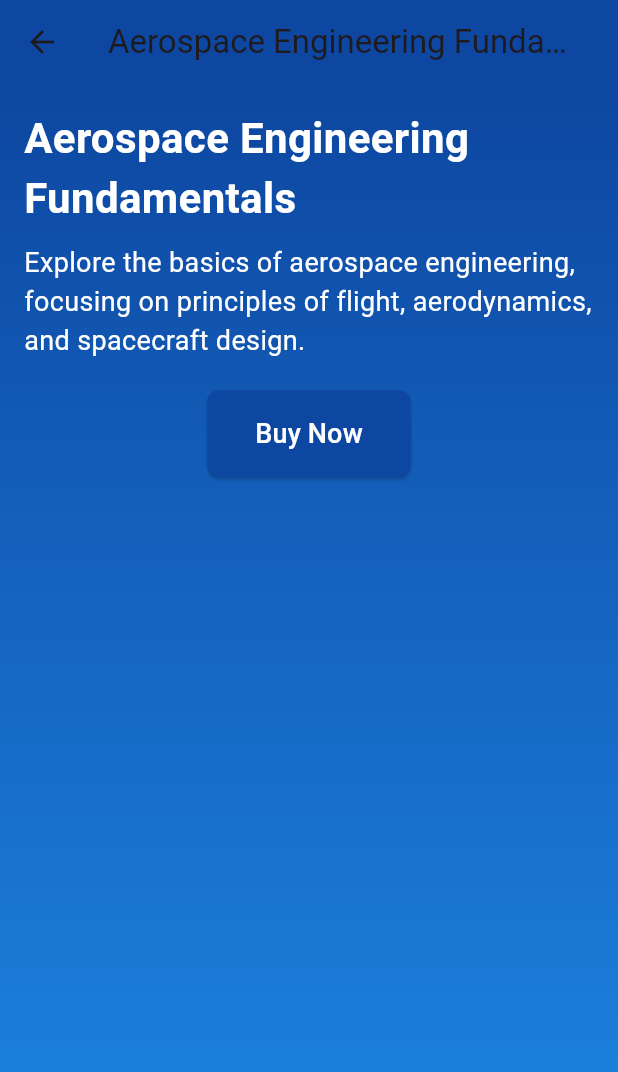
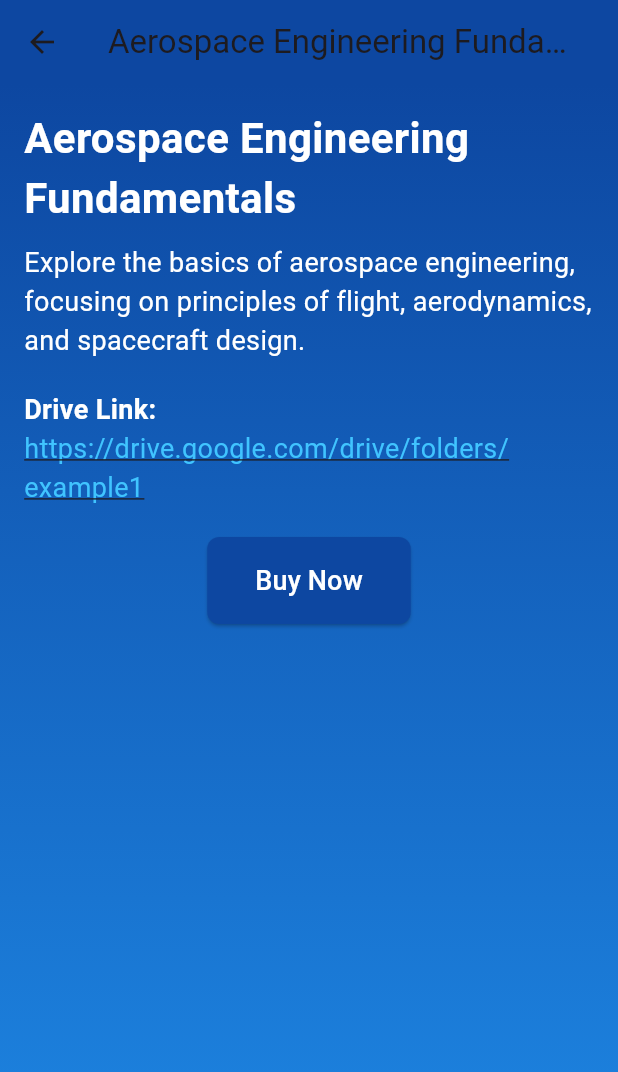
Before and after one commit to shanmugapriya-145/Vaayusastra, a Flutter app: the Catalog1DetailPage screen opened directly, after a tap on "View Details", on a phone screen of 412 x 824 dp. Shown: the top 1072 px of the screen. Run offline on Flutter 3.47's test engine with Material 3 defaults, Android fonts, the light colour scheme and no system bars; our stand-ins replace google_sign_in, shared_preferences; accounts and stored records are empty.

Commit message:
Updated the app icon and course detail page

```diff
--- a/lib/catalog1.dart
+++ b/lib/catalog1.dart
@@ -17,16 +17,19 @@ class _Catalog1DetailPageState extends State<Catalog1DetailPage> {
       name: 'Aerospace Engineering Fundamentals',
       description:
           'Explore the basics of aerospace engineering, focusing on principles of flight, aerodynamics, and spacecraft design.',
+      driveLink: 'https://drive.google.com/drive/folders/example1', // Add drive link
     ),
     Course(
       name: 'Advanced Aircraft Design',
       description:
           'Master the art of designing advanced aircraft and spacecraft, including materials, structures, and propulsion systems.',
+      driveLink: 'https://drive.google.com/drive/folders/example2', // Add drive link
     ),
     Course(
       name: 'Space Mission Planning and Management',
       description:
           'Learn about planning, managing, and executing space missions, including satellite launches and space exploration.',
+      driveLink: 'https://drive.google.com/drive/folders/example3', // Add drive link
     ),
   ];
 
--- a/lib/catalog2.dart
+++ b/lib/catalog2.dart
@@ -17,16 +17,19 @@ class _Catalog2DetailPageState extends State<Catalog2DetailPage> {
       name: 'Software Engineering Principles',
       description:
           'Learn the fundamental principles of software engineering, including software development methodologies and best practices.',
+      driveLink: 'https://drive.google.com/drive/folders/example1',
     ),
     Course(
       name: 'Web Development Fundamentals',
       description:
           'Explore the basics of web development, including HTML, CSS, JavaScript, and frameworks like React and Angular.',
+      driveLink: 'https://drive.google.com/drive/folders/example2',
     ),
     Course(
       name: 'Mobile App Development',
       description:
           'Master mobile app development with Flutter and Dart, including UI design, state management, and app deployment.',
+      driveLink: 'https://drive.google.com/drive/folders/example2',
     ),
   ];
 
--- a/lib/catalog3.dart
+++ b/lib/catalog3.dart
@@ -17,16 +17,19 @@ class _Catalog3DetailPageState extends State<Catalog3DetailPage> {
       name: 'Business Administration Essentials',
       description:
           'Learn essential business skills, including management, marketing, finance, and strategic planning.',
+      driveLink: 'https://drive.google.com/drive/folders/example2',
     ),
     Course(
       name: 'Entrepreneurship and Innovation',
       description:
           'Explore entrepreneurship and innovation, including idea generation, startup funding, and business development.',
+      driveLink: 'https://drive.google.com/drive/folders/example2',
     ),
     Course(
       name: 'Digital Marketing Strategies',
       description:
           'Master digital marketing strategies, including SEO, social media marketing, content creation, and analytics.',
+      driveLink: 'https://drive.google.com/drive/folders/example2',
     ),
   ];
 
--- a/lib/catalog4.dart
+++ b/lib/catalog4.dart
@@ -17,16 +17,19 @@ class _Catalog4DetailPageState extends State<Catalog4DetailPage> {
       name: 'Data Science Fundamentals',
       description:
           'Learn the basics of data science, including data analysis, machine learning, statistical modeling, and data visualization.',
+      driveLink: 'https://drive.google.com/drive/folders/example2',
     ),
     Course(
       name: 'Big Data Technologies',
       description:
           'Explore big data technologies, including Hadoop, Spark, and data processing frameworks for large-scale data analysis.',
+      driveLink: 'https://drive.google.com/drive/folders/example2',
     ),
     Course(
       name: 'Cloud Computing and DevOps',
       description:
           'Master cloud computing and DevOps principles, including AWS, Azure, Docker, Kubernetes, and continuous integration/continuous deployment (CI/CD).',
+      driveLink: 'https://drive.google.com/drive/folders/example2',
     ),
   ];
 
--- a/lib/course.dart
+++ b/lib/course.dart
@@ -1,6 +1,7 @@
 class Course {
   final String name;
   final String description;
+  final String driveLink; // Add driveLink property
 
-  Course({required this.name, required this.description});
+  Course({required this.name, required this.description, required this.driveLink});
 }
--- a/lib/course_detail_page.dart
+++ b/lib/course_detail_page.dart
@@ -1,9 +1,10 @@
 import 'package:flutter/material.dart';
 import 'payment_page.dart'; // Import PaymentPage
 import 'course.dart'; // Assuming 'Course' class is defined in 'course.dart'
+import 'package:url_launcher/url_launcher.dart'; // Import url_launcher for opening links
 
 class CourseDetailPage extends StatelessWidget {
-  final Course course; // Corrected to use 'Course' class
+  final Course course;
 
   CourseDetailPage({required this.course});
 
@@ -43,6 +44,28 @@ class CourseDetailPage extends StatelessWidget {
               ),
             ),
             SizedBox(height: 20),
+            Text(
+              'Drive Link:',
+              style: TextStyle(
+                fontSize: 18,
+                fontWeight: FontWeight.bold,
+                color: Colors.white,
+              ),
+            ),
+            InkWell(
+              onTap: () {
+                _openDriveLink(course.driveLink);
+              },
+              child: Text(
+                course.driveLink,
+                style: TextStyle(
+                  fontSize: 18,
+                  color: Colors.lightBlueAccent,
+                  decoration: TextDecoration.underline,
+                ),
+              ),
+            ),
+            SizedBox(height: 20),
             Center(
               child: ElevatedButton(
                 onPressed: () {
@@ -74,4 +97,12 @@ class CourseDetailPage extends StatelessWidget {
       MaterialPageRoute(builder: (context) => PaymentPage()),
     );
   }
+
+  void _openDriveLink(String url) async {
+    if (await canLaunch(url)) {
+      await launch(url);
+    } else {
+      throw 'Could not launch $url';
+    }
+  }
 }
--- a/lib/login_page.dart
+++ b/lib/login_page.dart
@@ -61,7 +61,7 @@ class _LoginPageState extends State<LoginPage> {
     String email = _emailController.text;
     String password = _passwordController.text;
 
-    var url = Uri.parse('http://localhost:3000/login');
+    var url = Uri.parse('http://192.168.1.142:3000/login'); // Replace with your IP address
     var response = await http.post(url,
         headers: {'Content-Type': 'application/json'},
         body: json.encode({'email': email, 'password': password}));
@@ -87,7 +87,7 @@ class _LoginPageState extends State<LoginPage> {
 
       final GoogleSignInAuthentication googleAuth = await googleUser.authentication;
 
-      var url = Uri.parse('http://localhost:3000/google-login');
+      var url = Uri.parse('http://192.168.1.142:3000/google-login'); // Replace with your IP address
       var response = await http.post(url,
           headers: {'Content-Type': 'application/json'},
           body: json.encode({'idToken': googleAuth.idToken}));
--- a/lib/register_page.dart
+++ b/lib/register_page.dart
@@ -47,14 +47,17 @@ class _RegisterPageState extends State<RegisterPage> {
     String confirmPassword = _confirmPasswordController.text;
     String phoneNumber = _phoneNumberController.text;
 
+    // Validate password match
     if (password != confirmPassword) {
       _showSnackBar(context, 'Passwords do not match');
       return;
     }
 
-    var url = Uri.parse('http://localhost:3000/register');
+    // HTTP POST request to register user
+    var url = Uri.parse('http://192.168.1.142:3000/register'); // Replace with your server's IP
     try {
-      var response = await http.post(url,
+      var response = await http.post(
+        url,
         headers: {'Content-Type': 'application/json'},
         body: json.encode({
           'name': name,
@@ -62,18 +65,22 @@ class _RegisterPageState extends State<RegisterPage> {
           'dob': dob,
           'password': password,
           'phoneNumber': phoneNumber,
-          }));
+        }),
+      );
 
       if (response.statusCode == 200) {
+        // Successful registration, navigate to login page
         Navigator.pushReplacement(
           context,
           MaterialPageRoute(builder: (context) => LoginPage()),
         );
       } else {
+        // Registration failed, show error message
         var jsonResponse = json.decode(response.body);
         _showSnackBar(context, jsonResponse['message']);
       }
     } catch (e) {
+      // Exception occurred during registration
       print('Error registering user: $e');
       _showSnackBar(context, 'An error occurred while registering. Please try again later.');
     }
@@ -86,6 +93,7 @@ class _RegisterPageState extends State<RegisterPage> {
   }
 
   void _navigateToLogin() {
+    // Navigate to login page
     Navigator.push(
       context,
       MaterialPageRoute(builder: (context) => LoginPage()),
@@ -98,6 +106,7 @@ class _RegisterPageState extends State<RegisterPage> {
       backgroundColor: Colors.blue[50],
       appBar: AppBar(
         backgroundColor: Colors.blue[900],
+        title: Text('Register'),
       ),
       body: Center(
         child: SingleChildScrollView(
```
Also changed, not shown: pubspec.yaml (+6 -36 lines), pubspec.lock, 22 other files. Lines whose indentation alone changed are shown as unchanged.
